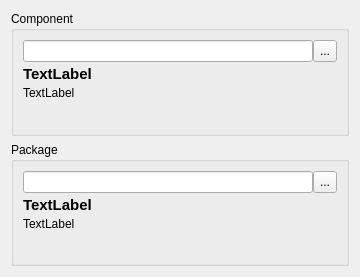
Above: libs/librepcb/libraryeditor/newelementwizard/newelementwizardpage_deviceproperties.ui from LibrePCB/LibrePCB before the change. Below: the same form after it.
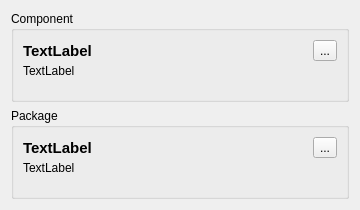
That is the form after the change.

```diff
--- a/libs/librepcb/libraryeditor/newelementwizard/newelementwizardpage_deviceproperties.ui
+++ b/libs/librepcb/libraryeditor/newelementwizard/newelementwizardpage_deviceproperties.ui
@@ -7,7 +7,7 @@
     <x>0</x>
     <y>0</y>
     <width>360</width>
-    <height>277</height>
+    <height>210</height>
    </rect>
   </property>
   <property name="windowTitle">
@@ -30,14 +30,21 @@
        <number>3</number>
       </property>
       <item>
-       <layout class="QHBoxLayout" name="horizontalLayout">
+       <layout class="QHBoxLayout" name="horizontalLayout" stretch="1,0">
         <property name="spacing">
          <number>0</number>
         </property>
         <item>
-         <widget class="QLineEdit" name="edtComponentUuid">
-          <property name="maxLength">
-           <number>50</number>
+         <widget class="QLabel" name="lblComponentName">
+          <property name="font">
+           <font>
+            <pointsize>11</pointsize>
+            <weight>75</weight>
+            <bold>true</bold>
+           </font>
+          </property>
+          <property name="text">
+           <string notr="true">TextLabel</string>
           </property>
          </widget>
         </item>
@@ -56,20 +63,6 @@
         </item>
        </layout>
       </item>
-      <item>
-       <widget class="QLabel" name="lblComponentName">
-        <property name="font">
-         <font>
-          <pointsize>11</pointsize>
-          <weight>75</weight>
-          <bold>true</bold>
-         </font>
-        </property>
-        <property name="text">
-         <string notr="true">TextLabel</string>
-        </property>
-       </widget>
-      </item>
       <item>
        <widget class="QLabel" name="lblComponentDescription">
         <property name="text">
@@ -106,14 +99,21 @@
        <number>3</number>
       </property>
       <item>
-       <layout class="QHBoxLayout" name="horizontalLayout_2">
+       <layout class="QHBoxLayout" name="horizontalLayout_2" stretch="1,0">
         <property name="spacing">
          <number>0</number>
         </property>
         <item>
-         <widget class="QLineEdit" name="edtPackageUuid">
-          <property name="maxLength">
-           <number>50</number>
+         <widget class="QLabel" name="lblPackageName">
+          <property name="font">
+           <font>
+            <pointsize>11</pointsize>
+            <weight>75</weight>
+            <bold>true</bold>
+           </font>
+          </property>
+          <property name="text">
+           <string notr="true">TextLabel</string>
           </property>
          </widget>
         </item>
@@ -132,20 +132,6 @@
         </item>
        </layout>
       </item>
-      <item>
-       <widget class="QLabel" name="lblPackageName">
-        <property name="font">
-         <font>
-          <pointsize>11</pointsize>
-          <weight>75</weight>
-          <bold>true</bold>
-         </font>
-        </property>
-        <property name="text">
-         <string notr="true">TextLabel</string>
-        </property>
-       </widget>
-      </item>
       <item>
        <widget class="QLabel" name="lblPackageDescription">
         <property name="text">
```
